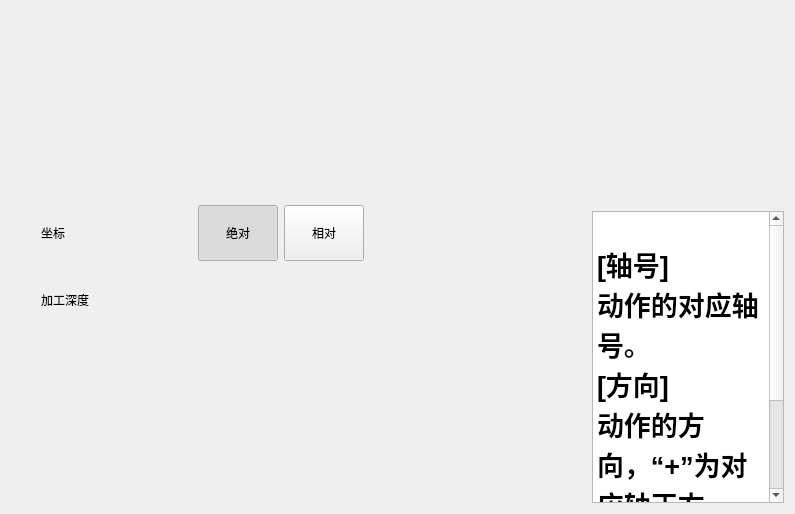
The window that forms/run/runmanual.ui (zephyrrr/Camotics_modbus) describes before a commit, drawn with Qt 5.
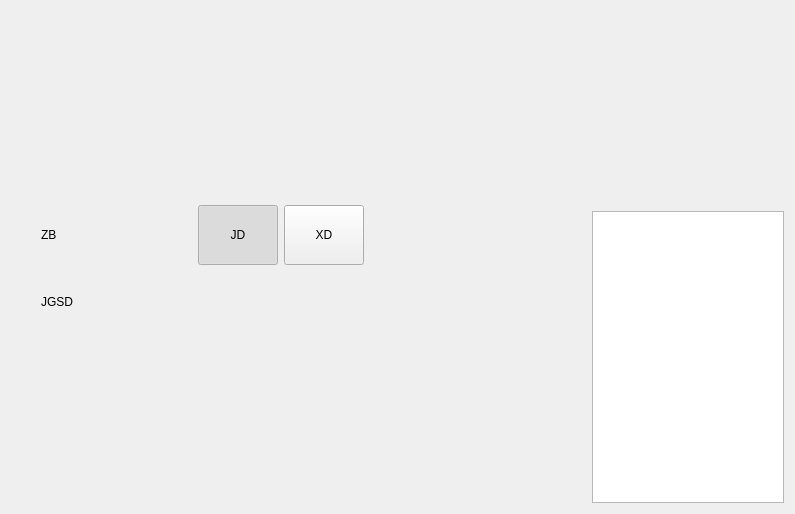
The same window after the commit.

What changed in the file:
```diff
--- a/forms/run/runmanual.ui
+++ b/forms/run/runmanual.ui
@@ -60,7 +60,7 @@
             </sizepolicy>
            </property>
            <property name="text">
-            <string>坐标</string>
+            <string>ZB</string>
            </property>
           </widget>
          </item>
@@ -75,7 +75,7 @@
               </sizepolicy>
              </property>
              <property name="text">
-              <string>绝对</string>
+              <string>JD</string>
              </property>
              <property name="checkable">
               <bool>true</bool>
@@ -97,7 +97,7 @@
               </sizepolicy>
              </property>
              <property name="text">
-              <string>相对</string>
+              <string>XD</string>
              </property>
              <property name="checkable">
               <bool>true</bool>
@@ -115,7 +115,7 @@
          <item row="1" column="0">
           <widget class="QLabel" name="label_1">
            <property name="text">
-            <string>加工深度</string>
+            <string>JGSD</string>
            </property>
           </widget>
          </item>
@@ -166,19 +166,7 @@
      <item>
       <widget class="QTextBrowser" name="textBrowser">
        <property name="html">
-        <string>&lt;!DOCTYPE HTML PUBLIC &quot;-//W3C//DTD HTML 4.0//EN&quot; &quot;http://www.w3.org/TR/REC-html40/strict.dtd&quot;&gt;
-&lt;html&gt;&lt;head&gt;&lt;meta name=&quot;qrichtext&quot; content=&quot;1&quot; /&gt;&lt;meta charset=&quot;utf-8&quot; /&gt;&lt;style type=&quot;text/css&quot;&gt;
-p, li { white-space: pre-wrap; }
-hr { height: 1px; border-width: 0; }
-li.unchecked::marker { content: &quot;\2610&quot;; }
-li.checked::marker { content: &quot;\2612&quot;; }
-&lt;/style&gt;&lt;/head&gt;&lt;body style=&quot; font-family:'Microsoft YaHei UI'; font-size:9pt; font-weight:400; font-style:normal;&quot;&gt;
-&lt;p style=&quot; margin-top:0px; margin-bottom:0px; margin-left:0px; margin-right:0px; -qt-block-indent:0; text-indent:0px;&quot;&gt;                 &lt;/p&gt;
-&lt;p style=&quot; margin-top:0px; margin-bottom:0px; margin-left:0px; margin-right:0px; -qt-block-indent:0; text-indent:0px;&quot;&gt;                 &lt;/p&gt;
-&lt;p style=&quot; margin-top:0px; margin-bottom:0px; margin-left:0px; margin-right:0px; -qt-block-indent:0; text-indent:0px;&quot;&gt;&lt;span style=&quot; font-family:'SimSun'; font-size:20pt; font-weight:696;&quot;&gt;[轴号]&lt;/span&gt;                 &lt;/p&gt;
-&lt;p style=&quot; margin-top:0px; margin-bottom:0px; margin-left:0px; margin-right:0px; -qt-block-indent:0; text-indent:0px;&quot;&gt;&lt;span style=&quot; font-family:'SimSun'; font-size:20pt; font-weight:696;&quot;&gt;动作的对应轴号。&lt;/span&gt;                 &lt;/p&gt;
-&lt;p style=&quot; margin-top:0px; margin-bottom:0px; margin-left:0px; margin-right:0px; -qt-block-indent:0; text-indent:0px;&quot;&gt;&lt;span style=&quot; font-family:'SimSun'; font-size:20pt; font-weight:696;&quot;&gt;[方向]&lt;/span&gt;                 &lt;/p&gt;
-&lt;p style=&quot; margin-top:0px; margin-bottom:0px; margin-left:0px; margin-right:0px; -qt-block-indent:0; text-indent:0px;&quot;&gt;&lt;span style=&quot; font-family:'SimSun'; font-size:20pt; font-weight:696;&quot;&gt;动作的方向，“+”为对应轴正方向，“-”为对应轴的负方向。&lt;/span&gt;               &lt;/p&gt;&lt;/body&gt;&lt;/html&gt;</string>
+        <string></string>
        </property>
       </widget>
      </item>
@@ -186,9 +174,9 @@
    </item>
   </layout>
  </widget>
- <layoutdefault spacing="6" margin="11"/>
- <resources/>
- <connections/>
+ <layoutdefault spacing="6" margin="11" />
+ <resources />
+ <connections />
  <buttongroups>
   <buttongroup name="buttonGroup"/>
  </buttongroups>
```
Left out of the diff: 9 changed lines with no effect on the pictures.
